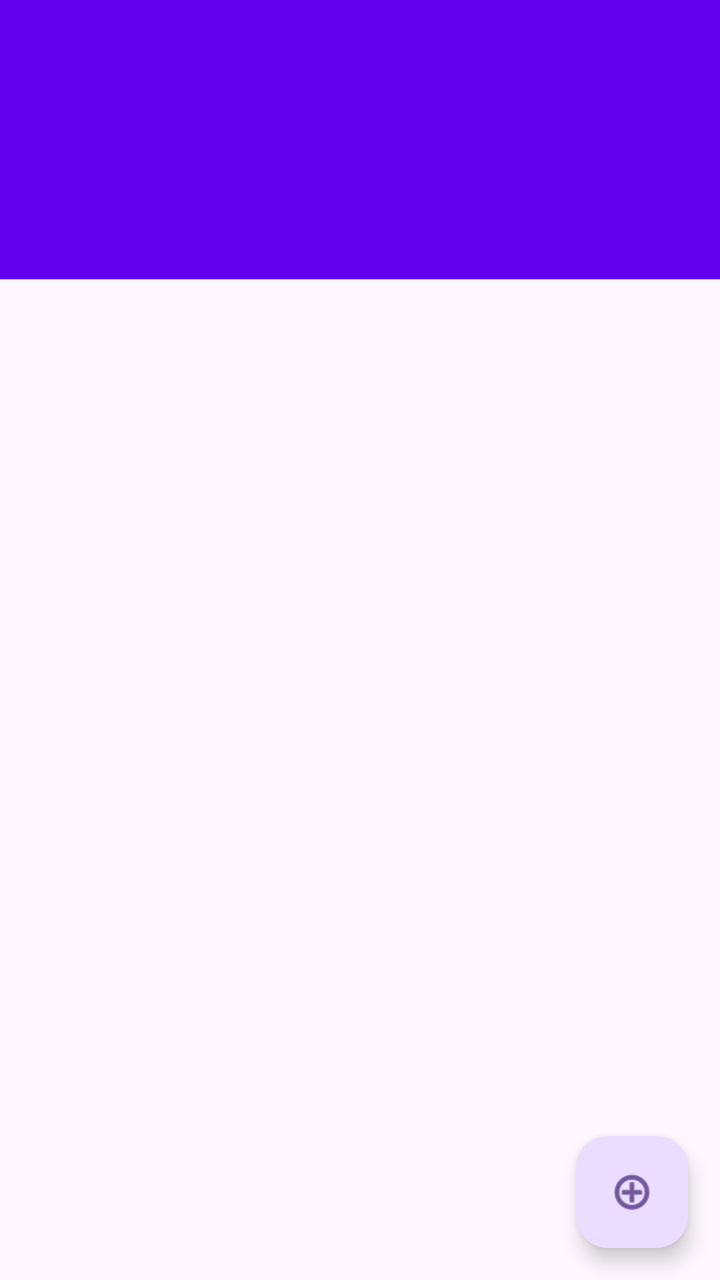
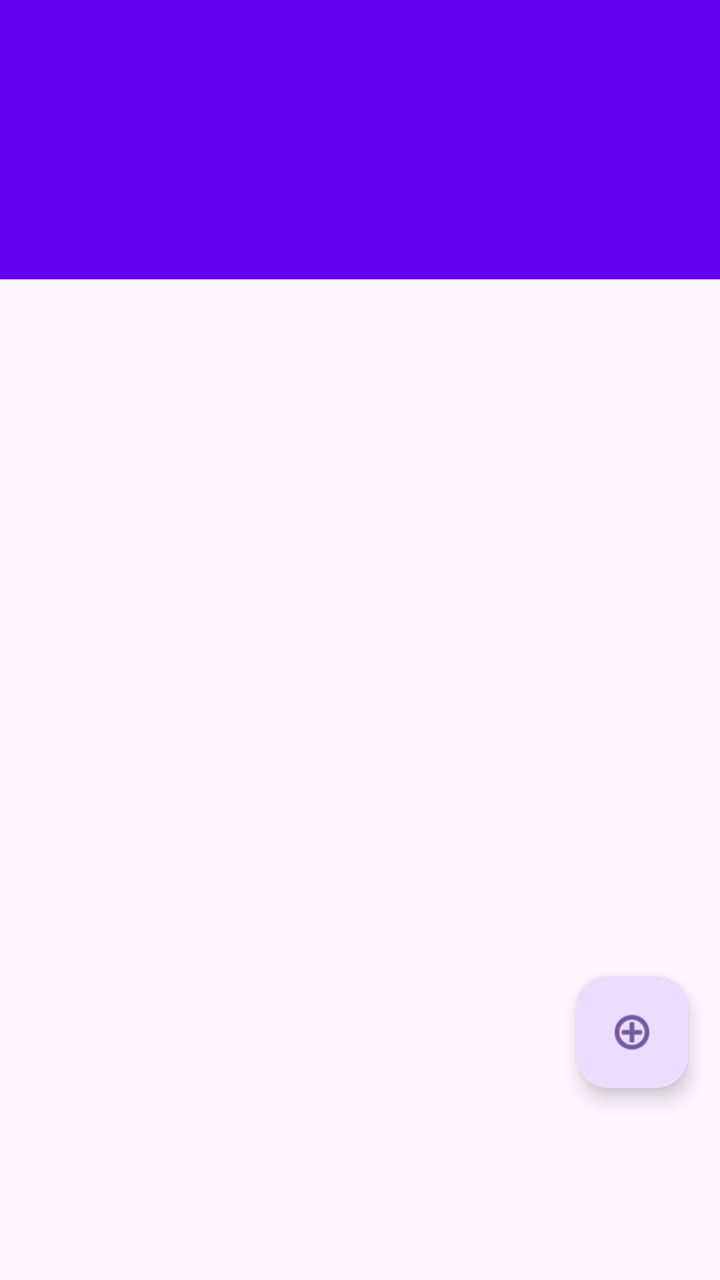

Before-and-after screenshots of an Android layout around one commit, followed by the original layout XML and the change that was made.
<!-- AndroidManifest.xml: application theme Theme.ReadAloud -->
<!-- res/layout/activity_main.xml -->
<?xml version="1.0" encoding="utf-8"?>
<androidx.coordinatorlayout.widget.CoordinatorLayout xmlns:android="http://schemas.android.com/apk/res/android"
    xmlns:app="http://schemas.android.com/apk/res-auto"
    android:layout_width="match_parent"
    android:layout_height="match_parent"
    android:fitsSystemWindows="true">

    <com.google.android.material.appbar.AppBarLayout
        android:layout_width="match_parent"
        android:layout_height="wrap_content"
        android:theme="@style/Theme.ReadAloud.AppBarOverlay">

        <androidx.appcompat.widget.Toolbar
            android:id="@+id/toolbar"
            android:layout_width="match_parent"
            android:layout_height="?attr/actionBarSize"
            android:background="?attr/colorPrimary"
            app:popupTheme="@style/Theme.ReadAloud.PopupOverlay" />

        <com.google.android.material.tabs.TabLayout
            android:id="@+id/tabs"
            android:layout_width="match_parent"
            android:layout_height="wrap_content"
            android:background="?attr/colorPrimary"
            app:tabIndicatorColor="@android:color/white"
            app:tabSelectedTextColor="@android:color/white"
            app:tabTextColor="#CCFFFFFF" />

        <TextView
            android:id="@+id/tvSummary"
            android:layout_width="match_parent"
            android:layout_height="wrap_content"
            android:background="?attr/colorPrimary"
            android:paddingStart="16dp"
            android:paddingEnd="16dp"
            android:paddingTop="2dp"
            android:paddingBottom="8dp"
            android:textColor="#EEFFFFFF"
            android:textSize="13sp" />

    </com.google.android.material.appbar.AppBarLayout>

    <androidx.recyclerview.widget.RecyclerView
        android:id="@+id/recyclerView"
        android:layout_width="match_parent"
        android:layout_height="match_parent"
        android:padding="16dp"
        android:paddingBottom="88dp"
        android:clipToPadding="false"
        app:layout_behavior="@string/appbar_scrolling_view_behavior" />

    <com.google.android.material.floatingactionbutton.FloatingActionButton
        android:id="@+id/fab"
        android:layout_width="wrap_content"
        android:layout_height="wrap_content"
        android:layout_gravity="bottom|end"
        android:layout_margin="16dp"
        android:src="@android:drawable/ic_menu_add"
        android:contentDescription="@string/add_text" />

    <LinearLayout
        android:id="@+id/actionBar"
        android:layout_width="match_parent"
        android:layout_height="wrap_content"
        android:layout_gravity="bottom"
        android:orientation="horizontal"
        android:gravity="end|center_vertical"
        android:background="?attr/colorPrimary"
        android:padding="8dp"
        android:visibility="gone">

        <Button
            android:id="@+id/btnArchive"
            android:layout_width="wrap_content"
            android:layout_height="wrap_content"
            android:text="@string/archive" />

        <Button
            android:id="@+id/btnDelete"
            android:layout_width="wrap_content"
            android:layout_height="wrap_content"
            android:layout_marginStart="8dp"
            android:text="@string/delete" />

    </LinearLayout>

</androidx.coordinatorlayout.widget.CoordinatorLayout>
<!-- resources referenced by this layout -->
<resources>
  <string name="add_text">Add Text</string>
  <string name="appbar_scrolling_view_behavior">com.google.android.material.appbar.AppBarLayout$ScrollingViewBehavior</string>
  <string name="archive">Archive</string>
  <string name="delete">Delete</string>
  <style name="Theme.ReadAloud.AppBarOverlay" parent="ThemeOverlay.Material3.Dark.ActionBar" />
  <style name="Theme.ReadAloud.PopupOverlay" parent="ThemeOverlay.Material3.Light" />
  <style name="Theme.ReadAloud" parent="Theme.Material3.DayNight.NoActionBar">
          <item name="colorPrimary">@color/purple_700</item>
          <item name="colorPrimaryVariant">@color/purple_200</item>
          <item name="colorOnPrimary">@color/white</item>
          <item name="colorSecondary">@color/teal_200</item>
          <item name="colorSecondaryVariant">@color/teal_700</item>
          <item name="colorOnSecondary">@color/black</item>
          <item name="android:statusBarColor">?attr/colorPrimaryVariant</item>
      </style>
  <color name="purple_700">#FF6200EE</color>
  <color name="purple_200">#FFBB86FC</color>
  <color name="white">#FFFFFFFF</color>
  <color name="teal_200">#FF03DAC5</color>
  <color name="teal_700">#FF018786</color>
  <color name="black">#FF000000</color>
</resources>

<!-- the commit's change to res/layout/activity_main.xml (unified diff, before → after) -->
@@ -45,16 +45,87 @@
         android:layout_width="match_parent"
         android:layout_height="match_parent"
         android:padding="16dp"
-        android:paddingBottom="88dp"
+        android:paddingBottom="168dp"
         android:clipToPadding="false"
         app:layout_behavior="@string/appbar_scrolling_view_behavior" />
+
+    <androidx.cardview.widget.CardView
+        android:id="@+id/miniPlayer"
+        android:layout_width="match_parent"
+        android:layout_height="wrap_content"
+        android:layout_gravity="bottom"
+        android:layout_marginStart="8dp"
+        android:layout_marginEnd="8dp"
+        android:layout_marginBottom="8dp"
+        android:visibility="gone"
+        app:cardCornerRadius="12dp"
+        app:cardElevation="6dp">
+
+        <LinearLayout
+            android:layout_width="match_parent"
+            android:layout_height="wrap_content"
+            android:orientation="horizontal"
+            android:gravity="center_vertical"
+            android:paddingStart="12dp"
+            android:paddingEnd="4dp"
+            android:paddingTop="6dp"
+            android:paddingBottom="6dp">
+
+            <ImageView
+                android:id="@+id/miniIcon"
+                android:layout_width="28dp"
+                android:layout_height="28dp"
+                android:src="@drawable/ic_speaker"
+                android:contentDescription="@string/notification_playing" />
+
+            <TextView
+                android:id="@+id/tvMiniTitle"
+                android:layout_width="0dp"
+                android:layout_height="wrap_content"
+                android:layout_weight="1"
+                android:layout_marginStart="8dp"
+                android:layout_marginEnd="8dp"
+                android:maxLines="1"
+                android:ellipsize="end"
+                android:textStyle="bold"
+                android:textColor="@android:color/black"
+                android:textSize="14sp" />
+
+            <ImageButton
+                android:id="@+id/btnMiniRewind"
+                android:layout_width="44dp"
+                android:layout_height="44dp"
+                android:background="?attr/selectableItemBackgroundBorderless"
+                android:src="@drawable/ic_media_rewind"
+                android:contentDescription="@string/action_rewind" />
+
+            <ImageButton
+                android:id="@+id/btnMiniPlayPause"
+                android:layout_width="44dp"
+                android:layout_height="44dp"
+                android:background="?attr/selectableItemBackgroundBorderless"
+                android:src="@drawable/ic_media_play"
+                android:contentDescription="@string/action_play" />
+
+            <ImageButton
+                android:id="@+id/btnMiniForward"
+                android:layout_width="44dp"
+                android:layout_height="44dp"
+                android:background="?attr/selectableItemBackgroundBorderless"
+                android:src="@drawable/ic_media_fast_forward"
+                android:contentDescription="@string/action_forward" />
+        </LinearLayout>
+    </androidx.cardview.widget.CardView>
 
     <com.google.android.material.floatingactionbutton.FloatingActionButton
         android:id="@+id/fab"
         android:layout_width="wrap_content"
         android:layout_height="wrap_content"
         android:layout_gravity="bottom|end"
-        android:layout_margin="16dp"
+        android:layout_marginStart="16dp"
+        android:layout_marginEnd="16dp"
+        android:layout_marginTop="16dp"
+        android:layout_marginBottom="96dp"
         android:src="@android:drawable/ic_menu_add"
         android:contentDescription="@string/add_text" />
 
<!-- resource entries referenced after the edit -->
@@ -1,9 +1,69 @@
 <!-- resources referenced by this layout -->
 <resources>
+  <!-- drawable ic_media_fast_forward (drawable) -->
+  <?xml version="1.0" encoding="utf-8"?>
+  <vector xmlns:android="http://schemas.android.com/apk/res/android"
+      android:width="24dp"
+      android:height="24dp"
+      android:viewportWidth="24"
+      android:viewportHeight="24">
+      <path
+          android:fillColor="#FFFFFFFF"
+          android:pathData="M4,18l8.5,-6L4,6v12zM13.5,6v12l8.5,-6z"/>
+  </vector>
+  <!-- drawable ic_media_play (drawable) -->
+  <?xml version="1.0" encoding="utf-8"?>
+  <vector xmlns:android="http://schemas.android.com/apk/res/android"
+      android:width="24dp"
+      android:height="24dp"
+      android:viewportWidth="24"
+      android:viewportHeight="24">
+      <path
+          android:fillColor="#FFFFFFFF"
+          android:pathData="M8,5v14l11,-7z"/>
+  </vector>
+  <!-- drawable ic_media_rewind (drawable) -->
+  <?xml version="1.0" encoding="utf-8"?>
+  <vector xmlns:android="http://schemas.android.com/apk/res/android"
+      android:width="24dp"
+      android:height="24dp"
+      android:viewportWidth="24"
+      android:viewportHeight="24">
+      <path
+          android:fillColor="#FFFFFFFF"
+          android:pathData="M11,18V6l-8.5,6 8.5,6zm.5,-6l8.5,6V6l-8.5,6z"/>
+  </vector>
+  <!-- drawable ic_speaker (drawable) -->
+  <?xml version="1.0" encoding="utf-8"?>
+  <vector xmlns:android="http://schemas.android.com/apk/res/android"
+      android:width="24dp"
+      android:height="24dp"
+      android:viewportWidth="24"
+      android:viewportHeight="24">
+      <path
+          android:fillColor="#FF1A1A1A"
+          android:pathData="M4,9 H8 L12,5 V19 L8,15 H4 Z" />
+      <path
+          android:fillColor="#00000000"
+          android:strokeColor="#FF1A1A1A"
+          android:strokeWidth="2"
+          android:strokeLineCap="round"
+          android:pathData="M15,8 A5,5 0 0 1 15,16" />
+      <path
+          android:fillColor="#00000000"
+          android:strokeColor="#FF1A1A1A"
+          android:strokeWidth="2"
+          android:strokeLineCap="round"
+          android:pathData="M17.5,5.5 A9,9 0 0 1 17.5,18.5" />
+  </vector>
+  <string name="action_forward">Forward</string>
+  <string name="action_play">Play</string>
+  <string name="action_rewind">Rewind</string>
   <string name="add_text">Add Text</string>
   <string name="appbar_scrolling_view_behavior">com.google.android.material.appbar.AppBarLayout$ScrollingViewBehavior</string>
   <string name="archive">Archive</string>
   <string name="delete">Delete</string>
+  <string name="notification_playing">Reading…</string>
   <style name="Theme.ReadAloud.AppBarOverlay" parent="ThemeOverlay.Material3.Dark.ActionBar" />
   <style name="Theme.ReadAloud.PopupOverlay" parent="ThemeOverlay.Material3.Light" />
   <style name="Theme.ReadAloud" parent="Theme.Material3.DayNight.NoActionBar">
